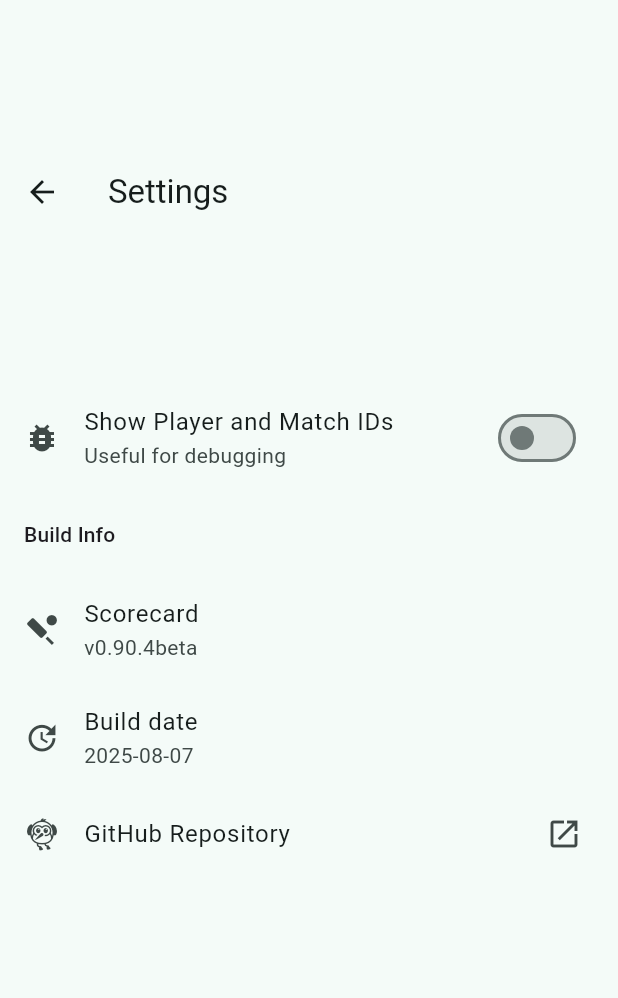
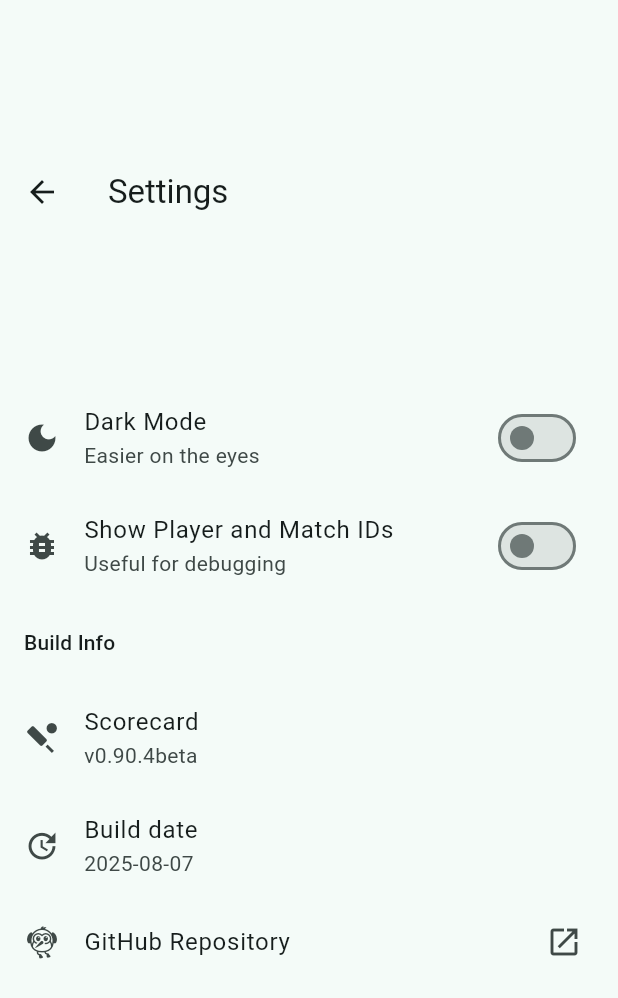
Before and after one commit to PlayPratz/Scorecard, a Flutter app: the screen it shows after launch, after a tap on "Settings", on a phone screen of 412 x 824 dp. Shown: the top 998 px of the screen. Run offline on Flutter 3.47's test engine with Material 3 defaults, Android fonts, the phone set to English and light mode, and no system bars; our stand-ins replace google_fonts, shared_preferences, sqflite; missing offline and left inert: ulid; accounts and stored records are empty; Roboto replaces fonts that are missing (Ubuntu); statements that could not run were skipped.

Commit message:
[BTA] Added SharedPreferences and Dark Mode

```diff
--- a/lib/cache/settings_cache.dart
+++ /dev/null
@@ -1,8 +0,0 @@
-class SettingsCache {
-  SettingsCache._();
-  static final _instance = SettingsCache._();
-
-  factory SettingsCache() => _instance;
-
-  bool showIds = false;
-}
--- a/lib/main.dart
+++ b/lib/main.dart
@@ -4,6 +4,8 @@ import 'package:flutter/material.dart';
 import 'package:google_fonts/google_fonts.dart';
 import 'package:intl/date_symbol_data_local.dart';
 import 'package:provider/provider.dart';
+import 'package:scorecard/modules/quick_match/quick_match_model.dart';
+import 'package:scorecard/provider/settings_provider.dart';
 import 'package:scorecard/repositories/player_repository.dart';
 import 'package:scorecard/repositories/quick_match_repository.dart';
 import 'package:scorecard/repositories/sql/db/players_table.dart';
@@ -14,6 +16,7 @@ import 'package:scorecard/handlers/sql_db_handler.dart';
 import 'package:scorecard/screens/home_screen.dart';
 import 'package:scorecard/services/player_service.dart';
 import 'package:scorecard/services/quick_match_service.dart';
+import 'package:scorecard/services/settings_service.dart';
 
 /// Welcome to [Scorecard]! You must be new here. The architecture and structure
 /// of this application might be a little overwhelming. To help you out,
@@ -34,6 +37,11 @@ import 'package:scorecard/services/quick_match_service.dart';
 /// [Caches] are used for storing temporary objects. Suppose instantiating a
 /// certain class is a heavy asynchronous operation (like DB, IO or Network),
 /// it makes sense to cache the object for as long as it is needed.
+///
+/// [Providers] are used to propagate changes across the app. The most common
+/// example is the theme of an app. It's a change that must spread across the
+/// app instantly. A provider exposes a listenable interface that can be
+/// listened to for propagating data.
 ///
 /// [Services] are STATELESS classes that perform major Business Logic
 /// operations. They are initialized once and used throughout the app. Services
@@ -74,40 +82,50 @@ class ScorecardApp extends StatelessWidget {
     final controller = _ScorecardAppController();
     controller.startup();
 
-    return MaterialApp(
-      title: "Scorecard",
-      theme: ThemeData(
-        useMaterial3: true,
-        colorSchemeSeed: Colors.teal,
-        // brightness: Brightness.dark,
-        textTheme: GoogleFonts.ubuntuTextTheme(
-            // ThemeData(brightness: Brightness.dark).textTheme),
-            ),
-      ),
-      home: const HomeScreen(),
-      builder: (context, child) => StreamBuilder(
+    return StreamBuilder(
         stream: controller._stateStreamController.stream,
         initialData: _AppStartupLoadingState(),
         builder: (context, snapshot) {
           final state = snapshot.data!;
+
+          final brightness = state is _StartupSuccessfulState &&
+                  state.theme == ScorecardTheme.dark
+              ? Brightness.dark
+              : Brightness.light;
+          final baseTheme = ThemeData(
+            useMaterial3: true,
+            colorSchemeSeed: Colors.teal,
+            brightness: brightness,
+          );
+          final textTheme = GoogleFonts.ubuntuTextTheme(baseTheme.textTheme);
+          final theme = baseTheme.copyWith(textTheme: textTheme);
+
+          return MaterialApp(
+            title: "Scorecard",
+            theme: theme,
+            home: const HomeScreen(),
+            builder: (context, child) {
               return switch (state) {
                 _AppStartupLoadingState() => const Scaffold(
                     body: Center(child: CircularProgressIndicator())),
-              // TODO: Handle this case.
                 _StartupFailState() => const Scaffold(
                     body: Center(
                       child: Text("Error starting app! Try restarting."),
                     ),
                   ),
-              // TODO: Handle this case.
-              _StartupSuccessfulState() => MultiProvider(providers: [
+                _StartupSuccessfulState() => MultiProvider(
+                    providers: [
+                      Provider(create: (context) => state.settingsService),
                       Provider(create: (context) => state.playerService),
                       Provider(create: (context) => state.quickMatchService),
-                ], child: child),
+                    ],
+                    child: child,
+                  ),
               };
               return const HomeScreen();
-          }),
+            },
           );
+        });
   }
 }
 
@@ -117,23 +135,29 @@ class _ScorecardAppController {
 
   late final PlayerService playerService;
   late final QuickMatchService quickMatchService;
+  late final SettingsService settingsService;
+
+  late final SettingsProvider settingsProvider;
 
   final _stateStreamController = StreamController<_ScorecardAppState>();
+  void _dispatchState() => _stateStreamController.add(
+        _StartupSuccessfulState(
+          settingsService: settingsService,
+          playerService: playerService,
+          quickMatchService: quickMatchService,
+          theme: settingsProvider.theme,
+        ),
+      );
 
   Future<void> startup() async {
     // To display dates and times in local format
     await initializeDateFormatting();
-
+    // Repositories
     await _initializeRepositories();
-
+    // Services
     await _initializeServices();
 
-    await Future.delayed(const Duration(seconds: 1));
-
-    _stateStreamController.add(
-      _StartupSuccessfulState(
-          playerService: playerService, quickMatchService: quickMatchService),
-    );
+    _dispatchState();
   }
 
   Future<void> _initializeRepositories() async {
@@ -156,8 +180,19 @@ class _ScorecardAppController {
   }
 
   Future<void> _initializeServices() async {
+    // Settings Service
+    settingsProvider = SettingsProvider();
+    settingsProvider.addListener(_dispatchState);
+    settingsService = SettingsService(settingsProvider);
+    await settingsService.initialize();
+
+    // Players Service
     playerService = PlayerService(playerRepository);
+    // await playerService.initialize();
+
+    // Quick Match Service
     quickMatchService = QuickMatchService(quickMatchRepository, playerService);
+    // await quickMatchService.initialize();
   }
 }
 
@@ -166,13 +201,17 @@ sealed class _ScorecardAppState {}
 class _AppStartupLoadingState extends _ScorecardAppState {}
 
 class _StartupSuccessfulState extends _ScorecardAppState {
+  final SettingsService settingsService;
   final PlayerService playerService;
   final QuickMatchService quickMatchService;
 
-  _StartupSuccessfulState({
+  final ScorecardTheme theme;
+
+  _StartupSuccessfulState(
+      {required this.settingsService,
       required this.playerService,
       required this.quickMatchService,
-  });
+      required this.theme});
 }
 
 class _StartupFailState extends _ScorecardAppState {}
--- /dev/null
+++ b/lib/provider/settings_provider.dart
@@ -0,0 +1,14 @@
+import 'package:flutter/material.dart';
+import 'package:scorecard/services/settings_service.dart';
+
+class SettingsProvider extends ChangeNotifier {
+  // Defaults
+  ScorecardTheme _theme = ScorecardTheme.light;
+  ScorecardTheme get theme => _theme;
+  set theme(ScorecardTheme theme) {
+    _theme = theme;
+    notifyListeners();
+  }
+
+  bool showIds = false;
+}
--- a/lib/screens/quick_match/load_quick_match_screen.dart
+++ b/lib/screens/quick_match/load_quick_match_screen.dart
@@ -1,11 +1,11 @@
 import 'package:flutter/material.dart';
 import 'package:intl/intl.dart';
 import 'package:provider/provider.dart';
-import 'package:scorecard/cache/settings_cache.dart';
 import 'package:scorecard/modules/quick_match/quick_match_model.dart';
 import 'package:scorecard/screens/quick_match/play_quick_match_screen.dart';
 import 'package:scorecard/screens/quick_match/scorecard_screen.dart';
 import 'package:scorecard/services/quick_match_service.dart';
+import 'package:scorecard/services/settings_service.dart';
 
 class LoadQuickMatchScreen extends StatelessWidget {
   const LoadQuickMatchScreen({super.key});
@@ -14,6 +14,8 @@ class LoadQuickMatchScreen extends StatelessWidget {
   Widget build(BuildContext context) {
     final controller = LoadQuickMatchController();
     final quickMatchFuture = controller.loadAllMatches(context);
+
+    final showIds = context.read<SettingsService>().getShowIds();
 
     final dateFormat =
         DateFormat.yMMMd(Localizations.localeOf(context).languageCode).add_jm();
@@ -43,7 +45,7 @@ class LoadQuickMatchScreen extends StatelessWidget {
                   final match = matches[index];
                   return ListTile(
                     title: Text(dateFormat.format(match.startsAt)),
-                    subtitle: SettingsCache().showIds ? Text(match.id) : null,
+                    subtitle: showIds ? Text(match.id) : null,
                     leading: wMatchIndicator(match),
                     trailing: const Icon(Icons.chevron_right),
                     onTap: () => controller.loadMatch(context, match),
--- a/lib/screens/settings_screen.dart
+++ b/lib/screens/settings_screen.dart
@@ -1,5 +1,6 @@
 import 'package:flutter/material.dart';
-import 'package:scorecard/cache/settings_cache.dart';
+import 'package:provider/provider.dart';
+import 'package:scorecard/services/settings_service.dart';
 import 'package:url_launcher/url_launcher_string.dart';
 
 const version = "0.90.4beta";
@@ -14,6 +15,14 @@ class SettingsScreen extends StatefulWidget {
 }
 
 class _SettingsScreenState extends State<SettingsScreen> {
+  late final SettingsService settingsService;
+
+  @override
+  void initState() {
+    super.initState();
+    settingsService = context.read<SettingsService>();
+  }
+
   @override
   Widget build(BuildContext context) {
     return Scaffold(
@@ -24,11 +33,20 @@ class _SettingsScreenState extends State<SettingsScreen> {
       body: ListView(
         children: [
           ListTile(
+            title: const Text("Dark Mode"),
+            subtitle: const Text("Easier on the eyes"),
+            leading: const Icon(Icons.dark_mode),
+            trailing: Switch(
+                value: settingsService.getTheme() == ScorecardTheme.dark,
+                onChanged: (_) => toggleTheme()),
+            onTap: () => toggleTheme(),
+          ),
+          ListTile(
             title: const Text("Show Player and Match IDs"),
             subtitle: const Text("Useful for debugging"),
             leading: const Icon(Icons.bug_report),
             trailing: Switch(
-                value: SettingsCache().showIds,
+                value: settingsService.getShowIds(),
                 onChanged: (_) => toggleShowIds()),
             onTap: () => toggleShowIds(),
           ),
@@ -63,7 +81,13 @@ class _SettingsScreenState extends State<SettingsScreen> {
 
   void toggleShowIds() {
     setState(() {
-      SettingsCache().showIds = !SettingsCache().showIds;
+      settingsService.toggleShowIds();
+    });
+  }
+
+  Future<void> toggleTheme() async {
+    setState(() {
+      settingsService.toggleTheme();
     });
   }
 }
--- a/lib/services/quick_match_service.dart
+++ b/lib/services/quick_match_service.dart
@@ -1,4 +1,3 @@
-import 'package:scorecard/cache/player_cache.dart';
 import 'package:scorecard/modules/quick_match/post_ball_and_extras_model.dart';
 import 'package:scorecard/modules/quick_match/quick_match_model.dart';
 import 'package:scorecard/modules/quick_match/wicket_model.dart';
--- /dev/null
+++ b/lib/services/settings_service.dart
@@ -0,0 +1,57 @@
+import 'package:scorecard/provider/settings_provider.dart';
+import 'package:shared_preferences/shared_preferences.dart';
+
+class SettingsService {
+  final _preferences = SharedPreferencesAsync();
+  final SettingsProvider provider;
+
+  SettingsService(this.provider);
+
+  Future<void> initialize() async {
+    provider.theme = await _getThemeFromPref();
+    provider.showIds = await _getShowIdsFromPref();
+  }
+
+  Future<void> toggleTheme() async {
+    if (provider.theme == ScorecardTheme.light) {
+      provider.theme = ScorecardTheme.dark;
+    } else {
+      provider.theme = ScorecardTheme.light;
+    }
+
+    final intTheme = switch (provider.theme) {
+      ScorecardTheme.light => 0,
+      ScorecardTheme.dark => 1,
+    };
+    await _preferences.setInt("theme", intTheme);
+  }
+
+  ScorecardTheme getTheme() {
+    return provider.theme;
+  }
+
+  Future<ScorecardTheme> _getThemeFromPref() async {
+    final intTheme = await _preferences.getInt("theme");
+    final theme = intTheme == 1 ? ScorecardTheme.dark : ScorecardTheme.light;
+    return theme;
+  }
+
+  Future<void> toggleShowIds() async {
+    provider.showIds = !provider.showIds;
+    await _preferences.setBool("showIds", provider.showIds);
+  }
+
+  bool getShowIds() {
+    return provider.showIds;
+  }
+
+  Future<bool> _getShowIdsFromPref() async {
+    final showIds = await _preferences.getBool("showIds");
+    return showIds ?? false;
+  }
+}
+
+enum ScorecardTheme {
+  light,
+  dark,
+}
--- a/pubspec.yaml
+++ b/pubspec.yaml
@@ -44,6 +44,7 @@ dependencies:
   path: ^1.9.0
   provider: ^6.1.5
   url_launcher: ^6.3.1
+  shared_preferences: ^2.5.3
 
 dev_dependencies:
   flutter_test:
```
Also changed, not shown: lib/screens/player/player_form_screen.dart (+5 -2 lines), lib/screens/player/player_list_screen.dart (+5 -2 lines), lib/ui/ball_colors.dart (+4 -4 lines), pubspec.lock, 1 other file. Lines whose indentation alone changed are shown as unchanged.
